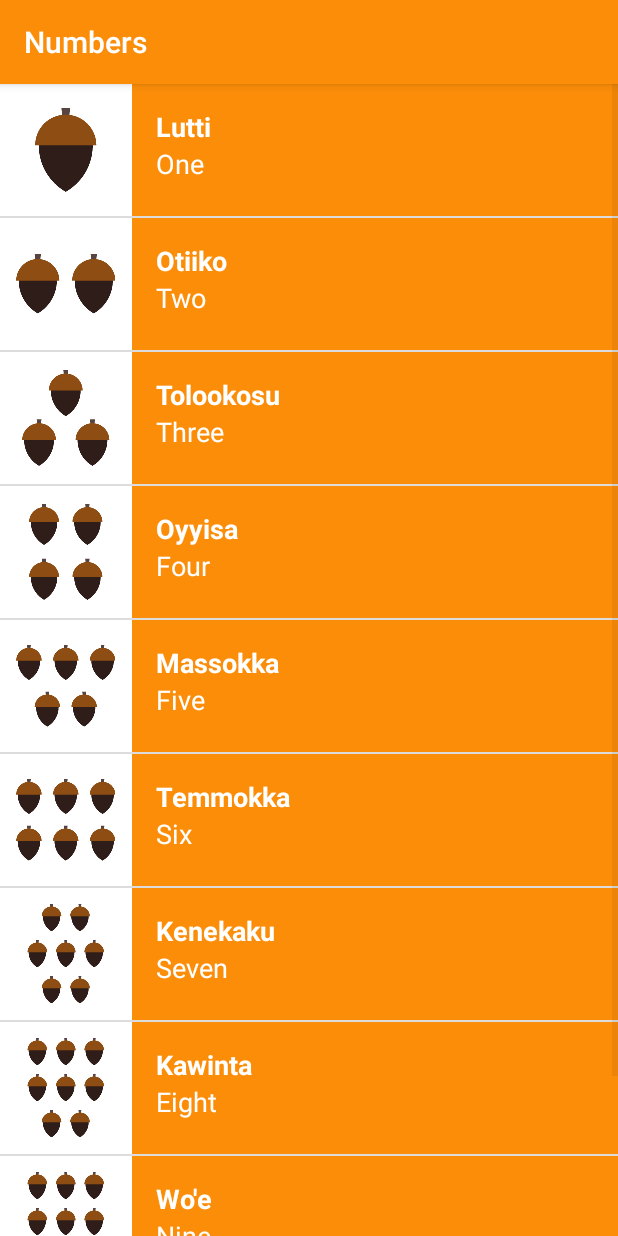
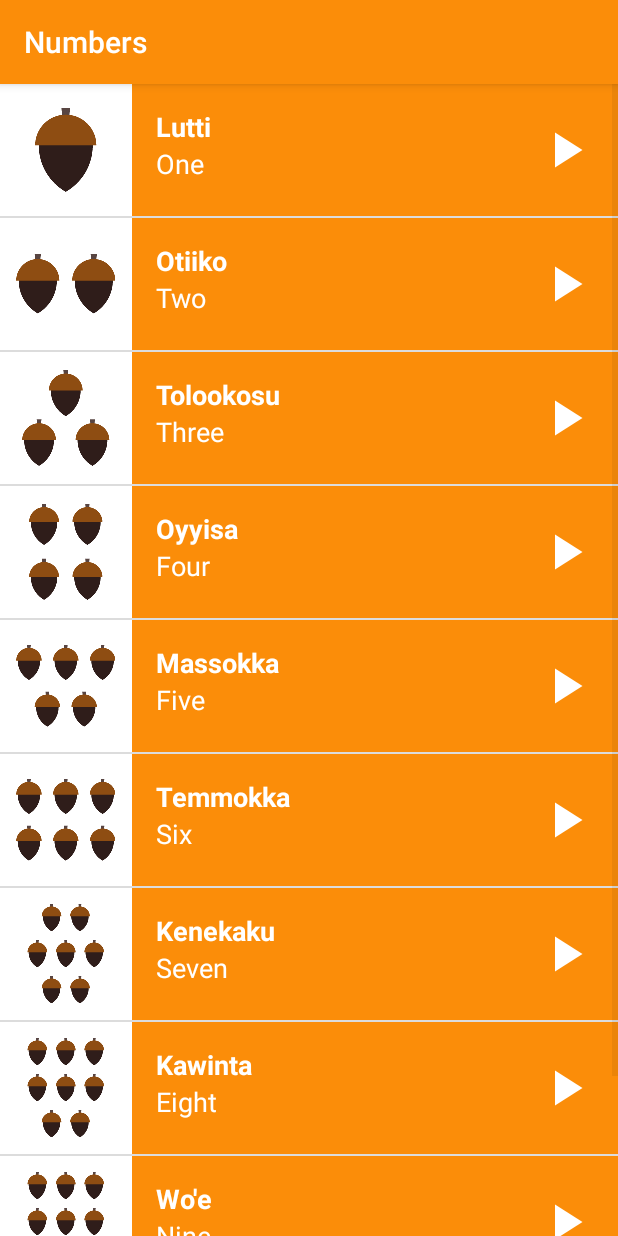
Before and after one commit to dheerajkotwani/MiwokApplication, an Android app: the Numbers screen opened directly, with no data from a screen before it, on a phone screen of 412 x 824 dp. Run offline under Robolectric (Android 15) with nearby library versions, the phone set to English and light mode, and no system bars.

Commit message:
Add play button to layout

```diff
--- /dev/null
+++ b/app/src/main/res/drawable/play.xml
@@ -0,0 +1,5 @@
+<vector android:height="24dp" android:tint="#FFFFFF"
+    android:viewportHeight="24.0" android:viewportWidth="24.0"
+    android:width="24dp" xmlns:android="http://schemas.android.com/apk/res/android">
+    <path android:fillColor="#FF000000" android:pathData="M8,5v14l11,-7z"/>
+</vector>
--- a/app/src/main/res/layout/list_layout.xml
+++ b/app/src/main/res/layout/list_layout.xml
@@ -19,6 +19,7 @@
         android:layout_height="wrap_content"
         android:orientation="vertical"
         android:padding="16dp"
+        android:layout_weight="1"
         >
         <TextView
             android:id="@+id/miwok"
@@ -37,5 +38,11 @@
         />
 
     </LinearLayout>
+    <ImageView
+        android:layout_width="40dp"
+        android:layout_height="40dp"
+        android:src="@drawable/play"
+        android:layout_gravity="center"
+        android:layout_margin="15dp"/>
 
 </LinearLayout>
```
